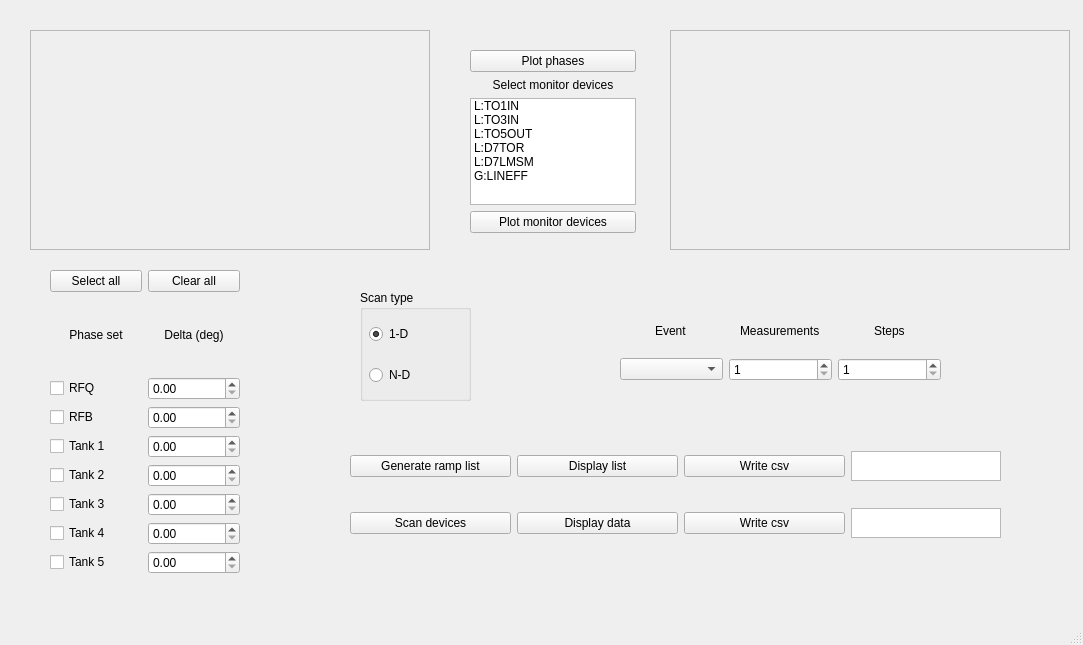
This is gui_window.ui in rsharankova/LinacDeviceScan as Qt 5 draws it before an edit. The edited form follows.
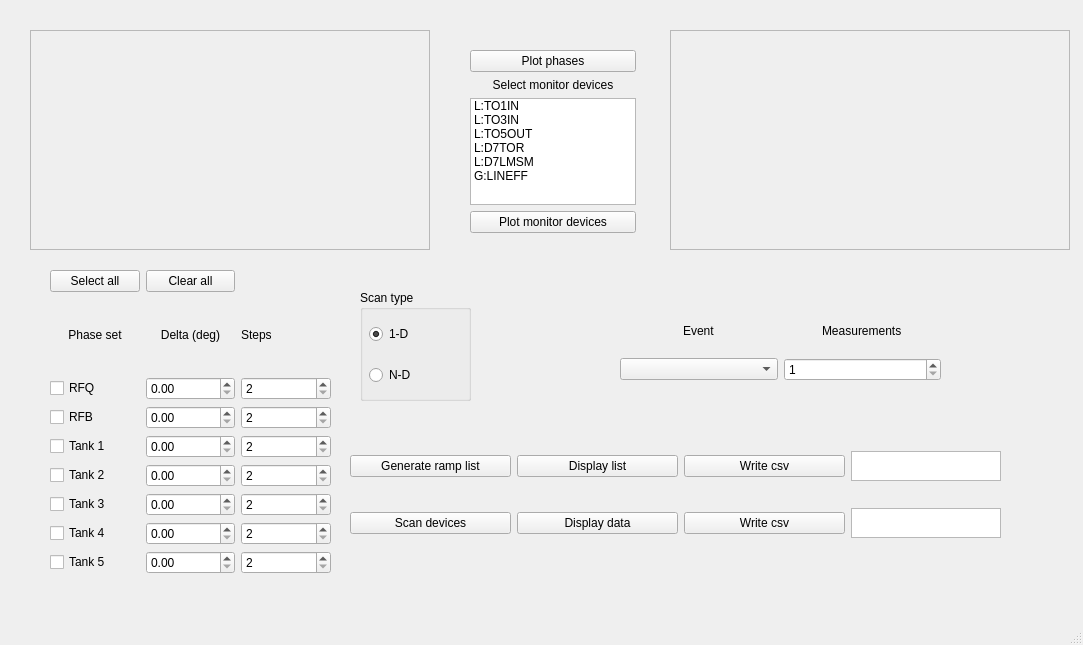
This is the edited form.

Commit message: steps independent for each phase

The edit to the form file:
```diff
--- a/gui_window.ui
+++ b/gui_window.ui
@@ -78,23 +78,6 @@
        </property>
       </widget>
      </item>
-     <item row="1" column="2">
-      <widget class="QSpinBox" name="steps_spinBox">
-       <property name="minimum">
-        <number>1</number>
-       </property>
-       <property name="maximum">
-        <number>100</number>
-       </property>
-      </widget>
-     </item>
-     <item row="0" column="2" alignment="Qt::AlignHCenter">
-      <widget class="QLabel" name="label_6">
-       <property name="text">
-        <string>Steps</string>
-       </property>
-      </widget>
-     </item>
     </layout>
    </widget>
    <widget class="QWidget" name="gridLayoutWidget_2">
@@ -102,7 +85,7 @@
      <rect>
       <x>50</x>
       <y>270</y>
-      <width>190</width>
+      <width>281</width>
       <height>304</height>
      </rect>
     </property>
@@ -239,6 +222,83 @@
        </property>
       </widget>
      </item>
+     <item row="1" column="2">
+      <widget class="QLabel" name="label_6">
+       <property name="text">
+        <string>Steps</string>
+       </property>
+      </widget>
+     </item>
+     <item row="2" column="2">
+      <widget class="QSpinBox" name="steps_spinBox_1">
+       <property name="minimum">
+        <number>2</number>
+       </property>
+       <property name="maximum">
+        <number>100</number>
+       </property>
+      </widget>
+     </item>
+     <item row="3" column="2">
+      <widget class="QSpinBox" name="steps_spinBox_2">
+       <property name="minimum">
+        <number>2</number>
+       </property>
+       <property name="maximum">
+        <number>100</number>
+       </property>
+      </widget>
+     </item>
+     <item row="4" column="2">
+      <widget class="QSpinBox" name="steps_spinBox_3">
+       <property name="minimum">
+        <number>2</number>
+       </property>
+       <property name="maximum">
+        <number>100</number>
+       </property>
+      </widget>
+     </item>
+     <item row="5" column="2">
+      <widget class="QSpinBox" name="steps_spinBox_4">
+       <property name="minimum">
+        <number>2</number>
+       </property>
+       <property name="maximum">
+        <number>100</number>
+       </property>
+      </widget>
+     </item>
+     <item row="6" column="2">
+      <widget class="QSpinBox" name="steps_spinBox_5">
+       <property name="minimum">
+        <number>2</number>
+       </property>
+       <property name="maximum">
+        <number>100</number>
+       </property>
+      </widget>
+     </item>
+     <item row="7" column="2">
+      <widget class="QSpinBox" name="steps_spinBox_6">
+       <property name="minimum">
+        <number>2</number>
+       </property>
+       <property name="maximum">
+        <number>100</number>
+       </property>
+      </widget>
+     </item>
+     <item row="8" column="2">
+      <widget class="QSpinBox" name="steps_spinBox_7">
+       <property name="minimum">
+        <number>2</number>
+       </property>
+       <property name="maximum">
+        <number>100</number>
+       </property>
+      </widget>
+     </item>
     </layout>
    </widget>
    <widget class="QWidget" name="gridLayoutWidget_3">
```
Left out of the diff: 69 changed lines with no effect on the pictures. The commit also changes 2 other files.
